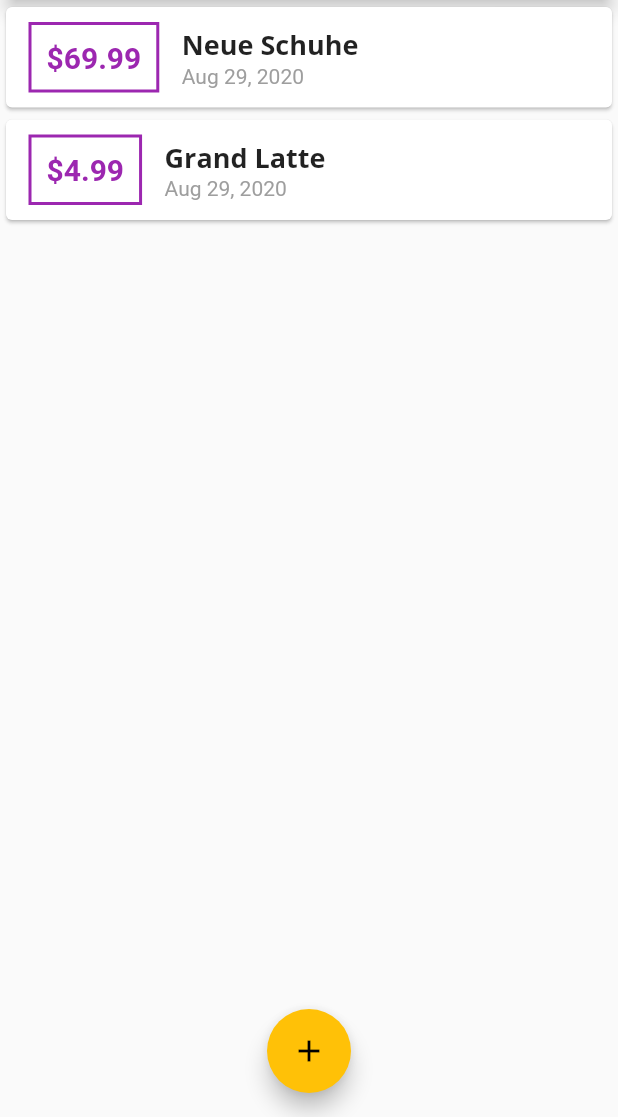
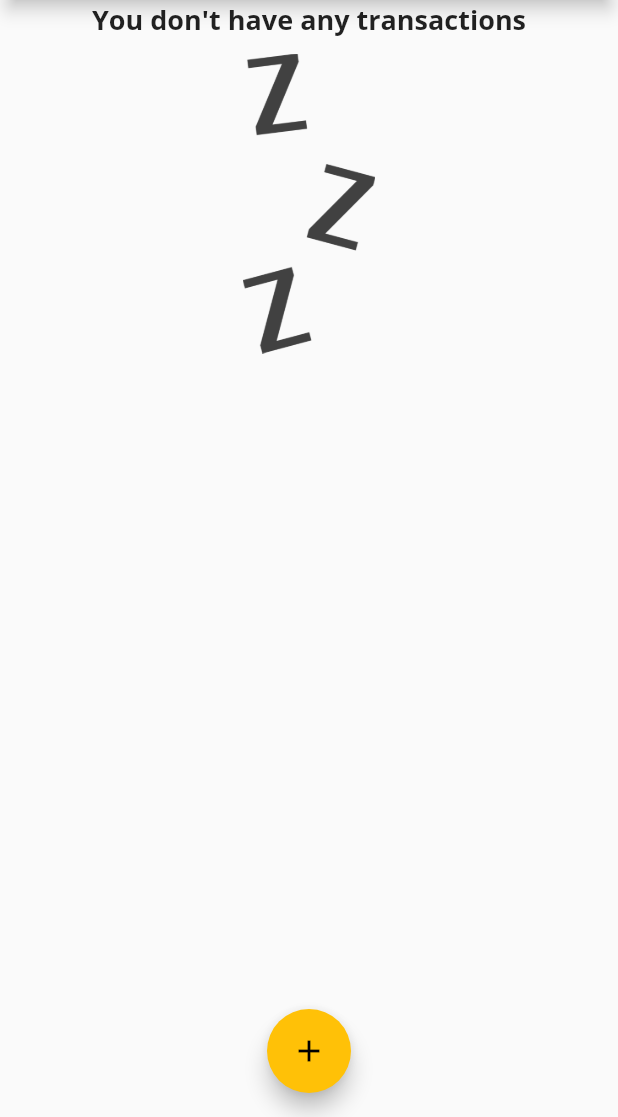
Before and after one commit to GianRathgeb/ExpensePlanner, a Flutter app: the screen it shows after launch, on a phone screen of 412 x 824 dp, the part 119-1236 px from its top. Run offline on Flutter 3.47's test engine with Material 2 defaults, Android fonts, the phone set to English and light mode, and no system bars.

```diff
--- a/lib/main.dart
+++ b/lib/main.dart
@@ -15,7 +15,7 @@ class MyApp extends StatelessWidget {
         accentColor: Colors.amber,
         fontFamily: 'Quicksand',
         textTheme: ThemeData.light().textTheme.copyWith(
-          headline6: TextStyle(
+              headline6: TextStyle(
                 fontFamily: 'OpenSans',
                 fontSize: 18,
                 fontWeight: FontWeight.bold,
@@ -23,7 +23,7 @@ class MyApp extends StatelessWidget {
             ),
         appBarTheme: AppBarTheme(
           textTheme: ThemeData.light().textTheme.copyWith(
-            headline6: TextStyle(
+                headline6: TextStyle(
                   fontFamily: 'OpenSans',
                   fontSize: 20,
                 ),
@@ -42,18 +42,18 @@ class MyHomePage extends StatefulWidget {
 
 class _MyHomePageState extends State<MyHomePage> {
   final List<Transaction> _userTransactions = [
-    Transaction(
-      id: 't1',
-      title: 'Neue Schuhe',
-      amount: 69.99,
-      date: DateTime.now(),
-    ),
-    Transaction(
-      id: 't2',
-      title: 'Grand Latte',
-      amount: 4.99,
-      date: DateTime.now(),
-    ),
+//    Transaction(
+//      id: 't1',
+//      title: 'Neue Schuhe',
+//      amount: 69.99,
+//      date: DateTime.now(),
+//    ),
+//    Transaction(
+//      id: 't2',
+//      title: 'Grand Latte',
+//      amount: 4.99,
+//      date: DateTime.now(),
+//    ),
   ];
 
   void _addNewTransaction(String txTitle, double txAmount) {
--- a/lib/widgets/transaction_list.dart
+++ b/lib/widgets/transaction_list.dart
@@ -11,11 +11,28 @@ class TransactionList extends StatelessWidget {
   Widget build(BuildContext context) {
     return Container(
       height: 300,
-      child: ListView.builder(
+      child: transactions.isEmpty
+          ? Column(
+              children: [
+                Text('You don\'t have any transactions',
+                    style: Theme.of(context).textTheme.headline6),
+                SizedBox(
+                  height: 10,
+                ),
+                Container(
+                  height: 200,
+                  child: Image.asset(
+                    'assets/images/waiting.png',
+                    fit: BoxFit.cover,
+                  ),
+                ),
+              ],
+            )
+          : ListView.builder(
               itemBuilder: (ctx, index) {
                 return Card(
                   child: Row(
-              children: <Widget>[
+                    children: [
                       Container(
                         margin: EdgeInsets.symmetric(
                           vertical: 10,
@@ -42,8 +59,7 @@ class TransactionList extends StatelessWidget {
                         children: <Widget>[
                           Text(
                             transactions[index].title,
-                      style:
-                          Theme.of(context).textTheme.headline6,
+                            style: Theme.of(context).textTheme.headline6,
                           ),
                           Text(
                             DateFormat.yMMMd().format(transactions[index].date),
--- a/pubspec.yaml
+++ b/pubspec.yaml
@@ -46,8 +46,8 @@ flutter:
   uses-material-design: true
 
   # To add assets to your application, add an assets section, like this:
-  # assets:
-  #   - images/a_dot_burr.jpeg
+  assets:
+    - assets/images/waiting.png
   #   - images/a_dot_ham.jpeg
 
   # An image asset can refer to one or more resolution-specific "variants", see
```
Also changed, not shown: assets/images/waiting.png (added). Lines whose indentation alone changed are shown as unchanged.
